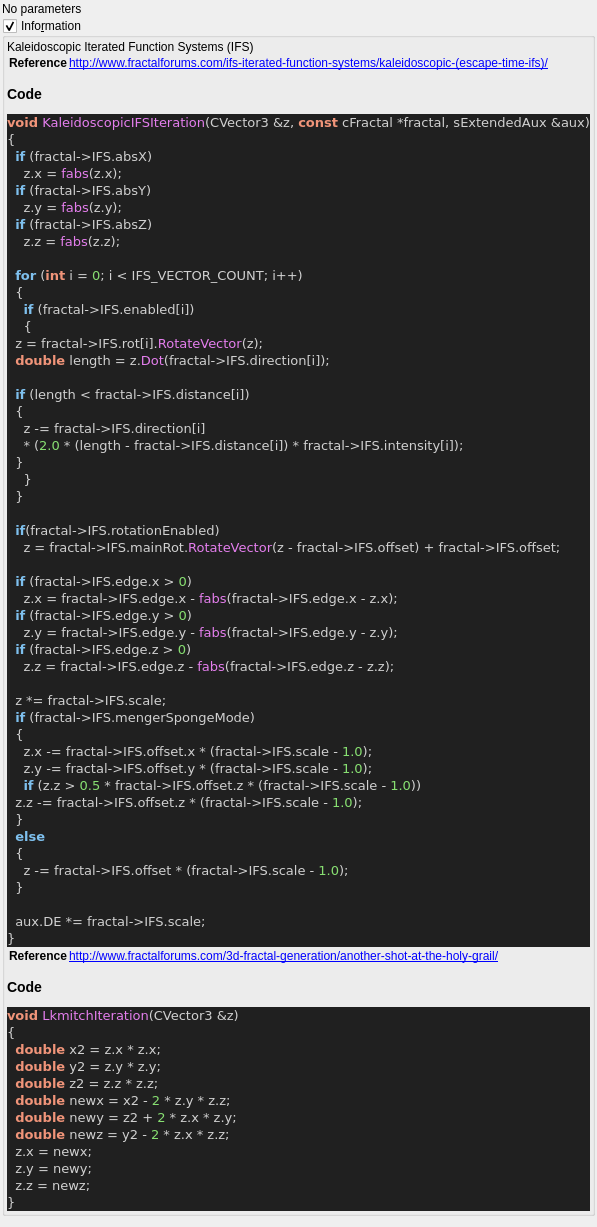
Above: mandelbulber2/qt_data/fractal_lkmitch.ui from buddhi1980/mandelbulber2 before the change. Below: the same form after it.
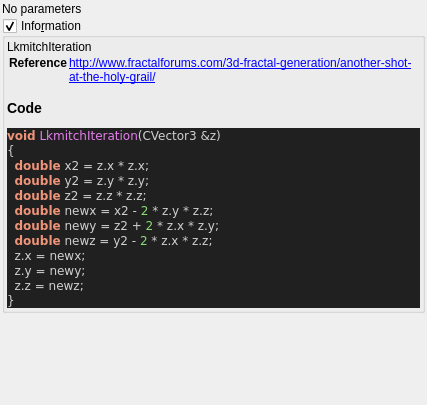
That is the form after the change. Custom widgets are drawn as their Qt base class.

```diff
--- a/mandelbulber2/qt_data/fractal_lkmitch.ui
+++ b/mandelbulber2/qt_data/fractal_lkmitch.ui
@@ -63,71 +63,7 @@
       <item>
        <widget class="QLabel" name="label_code_content">
         <property name="text">
-         <string>&lt;p&gt;Kaleidoscopic Iterated Function Systems (IFS)&lt;/p&gt;&lt;table&gt;
-&lt;tr&gt;&lt;th&gt;Reference&lt;/th&gt;&lt;td&gt;&lt;a href=&quot;http://www.fractalforums.com/ifs-iterated-function-systems/kaleidoscopic-(escape-time-ifs)/&quot;&gt;http://www.fractalforums.com/ifs-iterated-function-systems/kaleidoscopic-(escape-time-ifs)/&lt;/a&gt;&lt;/td&gt;&lt;/tr&gt;
-&lt;/table&gt;
-&lt;h3&gt;Code&lt;/h3&gt;
-&lt;!DOCTYPE HTML PUBLIC &quot;-//W3C//DTD HTML 4.0 Transitional//EN&quot;&gt;
-&lt;html&gt;
-&lt;head&gt;
-&lt;meta http-equiv=&quot;content-type&quot; content=&quot;text/html; charset=ISO-8859-1&quot;&gt;
-&lt;title&gt;Source file&lt;/title&gt;
-&lt;/head&gt;
-&lt;body style=&quot;background-color:#202020&quot;&gt;
-&lt;pre style=&quot;color:#d0d0d0; background-color:#202020; font-size:10pt; font-family:'Courier New';&quot;&gt;&lt;span style=&quot;color:#f09479; font-weight:bold&quot;&gt;void&lt;/span&gt; &lt;span style=&quot;color:#e47eed&quot;&gt;KaleidoscopicIFSIteration&lt;/span&gt;&lt;span style=&quot;color:#d0d0d0&quot;&gt;(&lt;/span&gt;CVector3 &lt;span style=&quot;color:#d0d0d0&quot;&gt;&amp;amp;&lt;/span&gt;z&lt;span style=&quot;color:#d0d0d0&quot;&gt;,&lt;/span&gt; &lt;span style=&quot;color:#f09479; font-weight:bold&quot;&gt;const&lt;/span&gt; cFractal &lt;span style=&quot;color:#d0d0d0&quot;&gt;*&lt;/span&gt;fractal&lt;span style=&quot;color:#d0d0d0&quot;&gt;,&lt;/span&gt; sExtendedAux &lt;span style=&quot;color:#d0d0d0&quot;&gt;&amp;amp;&lt;/span&gt;aux&lt;span style=&quot;color:#d0d0d0&quot;&gt;)&lt;/span&gt;
-&lt;span style=&quot;color:#d0d0d0&quot;&gt;{&lt;/span&gt;
-  &lt;span style=&quot;color:#7ec0ee; font-weight:bold&quot;&gt;if&lt;/span&gt; &lt;span style=&quot;color:#d0d0d0&quot;&gt;(&lt;/span&gt;fractal&lt;span style=&quot;color:#d0d0d0&quot;&gt;-&amp;gt;&lt;/span&gt;IFS&lt;span style=&quot;color:#d0d0d0&quot;&gt;.&lt;/span&gt;absX&lt;span style=&quot;color:#d0d0d0&quot;&gt;)&lt;/span&gt;
-    z&lt;span style=&quot;color:#d0d0d0&quot;&gt;.&lt;/span&gt;x &lt;span style=&quot;color:#d0d0d0&quot;&gt;=&lt;/span&gt; &lt;span style=&quot;color:#e47eed&quot;&gt;fabs&lt;/span&gt;&lt;span style=&quot;color:#d0d0d0&quot;&gt;(&lt;/span&gt;z&lt;span style=&quot;color:#d0d0d0&quot;&gt;.&lt;/span&gt;x&lt;span style=&quot;color:#d0d0d0&quot;&gt;);&lt;/span&gt;
-  &lt;span style=&quot;color:#7ec0ee; font-weight:bold&quot;&gt;if&lt;/span&gt; &lt;span style=&quot;color:#d0d0d0&quot;&gt;(&lt;/span&gt;fractal&lt;span style=&quot;color:#d0d0d0&quot;&gt;-&amp;gt;&lt;/span&gt;IFS&lt;span style=&quot;color:#d0d0d0&quot;&gt;.&lt;/span&gt;absY&lt;span style=&quot;color:#d0d0d0&quot;&gt;)&lt;/span&gt;
-    z&lt;span style=&quot;color:#d0d0d0&quot;&gt;.&lt;/span&gt;y &lt;span style=&quot;color:#d0d0d0&quot;&gt;=&lt;/span&gt; &lt;span style=&quot;color:#e47eed&quot;&gt;fabs&lt;/span&gt;&lt;span style=&quot;color:#d0d0d0&quot;&gt;(&lt;/span&gt;z&lt;span style=&quot;color:#d0d0d0&quot;&gt;.&lt;/span&gt;y&lt;span style=&quot;color:#d0d0d0&quot;&gt;);&lt;/span&gt;
-  &lt;span style=&quot;color:#7ec0ee; font-weight:bold&quot;&gt;if&lt;/span&gt; &lt;span style=&quot;color:#d0d0d0&quot;&gt;(&lt;/span&gt;fractal&lt;span style=&quot;color:#d0d0d0&quot;&gt;-&amp;gt;&lt;/span&gt;IFS&lt;span style=&quot;color:#d0d0d0&quot;&gt;.&lt;/span&gt;absZ&lt;span style=&quot;color:#d0d0d0&quot;&gt;)&lt;/span&gt;
-    z&lt;span style=&quot;color:#d0d0d0&quot;&gt;.&lt;/span&gt;z &lt;span style=&quot;color:#d0d0d0&quot;&gt;=&lt;/span&gt; &lt;span style=&quot;color:#e47eed&quot;&gt;fabs&lt;/span&gt;&lt;span style=&quot;color:#d0d0d0&quot;&gt;(&lt;/span&gt;z&lt;span style=&quot;color:#d0d0d0&quot;&gt;.&lt;/span&gt;z&lt;span style=&quot;color:#d0d0d0&quot;&gt;);&lt;/span&gt;
-
-  &lt;span style=&quot;color:#7ec0ee; font-weight:bold&quot;&gt;for&lt;/span&gt; &lt;span style=&quot;color:#d0d0d0&quot;&gt;(&lt;/span&gt;&lt;span style=&quot;color:#f09479; font-weight:bold&quot;&gt;int&lt;/span&gt; i &lt;span style=&quot;color:#d0d0d0&quot;&gt;=&lt;/span&gt; &lt;span style=&quot;color:#87df71&quot;&gt;0&lt;/span&gt;&lt;span style=&quot;color:#d0d0d0&quot;&gt;;&lt;/span&gt; i &lt;span style=&quot;color:#d0d0d0&quot;&gt;&amp;lt;&lt;/span&gt; IFS_VECTOR_COUNT&lt;span style=&quot;color:#d0d0d0&quot;&gt;;&lt;/span&gt; i&lt;span style=&quot;color:#d0d0d0&quot;&gt;++)&lt;/span&gt;
-  &lt;span style=&quot;color:#d0d0d0&quot;&gt;{&lt;/span&gt;
-    &lt;span style=&quot;color:#7ec0ee; font-weight:bold&quot;&gt;if&lt;/span&gt; &lt;span style=&quot;color:#d0d0d0&quot;&gt;(&lt;/span&gt;fractal&lt;span style=&quot;color:#d0d0d0&quot;&gt;-&amp;gt;&lt;/span&gt;IFS&lt;span style=&quot;color:#d0d0d0&quot;&gt;.&lt;/span&gt;enabled&lt;span style=&quot;color:#d0d0d0&quot;&gt;[&lt;/span&gt;i&lt;span style=&quot;color:#d0d0d0&quot;&gt;])&lt;/span&gt;
-    &lt;span style=&quot;color:#d0d0d0&quot;&gt;{&lt;/span&gt;
-  z &lt;span style=&quot;color:#d0d0d0&quot;&gt;=&lt;/span&gt; fractal&lt;span style=&quot;color:#d0d0d0&quot;&gt;-&amp;gt;&lt;/span&gt;IFS&lt;span style=&quot;color:#d0d0d0&quot;&gt;.&lt;/span&gt;rot&lt;span style=&quot;color:#d0d0d0&quot;&gt;[&lt;/span&gt;i&lt;span style=&quot;color:#d0d0d0&quot;&gt;].&lt;/span&gt;&lt;span style=&quot;color:#e47eed&quot;&gt;RotateVector&lt;/span&gt;&lt;span style=&quot;color:#d0d0d0&quot;&gt;(&lt;/span&gt;z&lt;span style=&quot;color:#d0d0d0&quot;&gt;);&lt;/span&gt;
-  &lt;span style=&quot;color:#f09479; font-weight:bold&quot;&gt;double&lt;/span&gt; length &lt;span style=&quot;color:#d0d0d0&quot;&gt;=&lt;/span&gt; z&lt;span style=&quot;color:#d0d0d0&quot;&gt;.&lt;/span&gt;&lt;span style=&quot;color:#e47eed&quot;&gt;Dot&lt;/span&gt;&lt;span style=&quot;color:#d0d0d0&quot;&gt;(&lt;/span&gt;fractal&lt;span style=&quot;color:#d0d0d0&quot;&gt;-&amp;gt;&lt;/span&gt;IFS&lt;span style=&quot;color:#d0d0d0&quot;&gt;.&lt;/span&gt;direction&lt;span style=&quot;color:#d0d0d0&quot;&gt;[&lt;/span&gt;i&lt;span style=&quot;color:#d0d0d0&quot;&gt;]);&lt;/span&gt;
-
-  &lt;span style=&quot;color:#7ec0ee; font-weight:bold&quot;&gt;if&lt;/span&gt; &lt;span style=&quot;color:#d0d0d0&quot;&gt;(&lt;/span&gt;length &lt;span style=&quot;color:#d0d0d0&quot;&gt;&amp;lt;&lt;/span&gt; fractal&lt;span style=&quot;color:#d0d0d0&quot;&gt;-&amp;gt;&lt;/span&gt;IFS&lt;span style=&quot;color:#d0d0d0&quot;&gt;.&lt;/span&gt;distance&lt;span style=&quot;color:#d0d0d0&quot;&gt;[&lt;/span&gt;i&lt;span style=&quot;color:#d0d0d0&quot;&gt;])&lt;/span&gt;
-  &lt;span style=&quot;color:#d0d0d0&quot;&gt;{&lt;/span&gt;
-    z &lt;span style=&quot;color:#d0d0d0&quot;&gt;-=&lt;/span&gt; fractal&lt;span style=&quot;color:#d0d0d0&quot;&gt;-&amp;gt;&lt;/span&gt;IFS&lt;span style=&quot;color:#d0d0d0&quot;&gt;.&lt;/span&gt;direction&lt;span style=&quot;color:#d0d0d0&quot;&gt;[&lt;/span&gt;i&lt;span style=&quot;color:#d0d0d0&quot;&gt;]&lt;/span&gt;
-    &lt;span style=&quot;color:#d0d0d0&quot;&gt;* (&lt;/span&gt;&lt;span style=&quot;color:#87df71&quot;&gt;2.0&lt;/span&gt; &lt;span style=&quot;color:#d0d0d0&quot;&gt;* (&lt;/span&gt;length &lt;span style=&quot;color:#d0d0d0&quot;&gt;-&lt;/span&gt; fractal&lt;span style=&quot;color:#d0d0d0&quot;&gt;-&amp;gt;&lt;/span&gt;IFS&lt;span style=&quot;color:#d0d0d0&quot;&gt;.&lt;/span&gt;distance&lt;span style=&quot;color:#d0d0d0&quot;&gt;[&lt;/span&gt;i&lt;span style=&quot;color:#d0d0d0&quot;&gt;]) *&lt;/span&gt; fractal&lt;span style=&quot;color:#d0d0d0&quot;&gt;-&amp;gt;&lt;/span&gt;IFS&lt;span style=&quot;color:#d0d0d0&quot;&gt;.&lt;/span&gt;intensity&lt;span style=&quot;color:#d0d0d0&quot;&gt;[&lt;/span&gt;i&lt;span style=&quot;color:#d0d0d0&quot;&gt;]);&lt;/span&gt;
-  &lt;span style=&quot;color:#d0d0d0&quot;&gt;}&lt;/span&gt;
-    &lt;span style=&quot;color:#d0d0d0&quot;&gt;}&lt;/span&gt;
-  &lt;span style=&quot;color:#d0d0d0&quot;&gt;}&lt;/span&gt;
-
-  &lt;span style=&quot;color:#7ec0ee; font-weight:bold&quot;&gt;if&lt;/span&gt;&lt;span style=&quot;color:#d0d0d0&quot;&gt;(&lt;/span&gt;fractal&lt;span style=&quot;color:#d0d0d0&quot;&gt;-&amp;gt;&lt;/span&gt;IFS&lt;span style=&quot;color:#d0d0d0&quot;&gt;.&lt;/span&gt;rotationEnabled&lt;span style=&quot;color:#d0d0d0&quot;&gt;)&lt;/span&gt;
-    z &lt;span style=&quot;color:#d0d0d0&quot;&gt;=&lt;/span&gt; fractal&lt;span style=&quot;color:#d0d0d0&quot;&gt;-&amp;gt;&lt;/span&gt;IFS&lt;span style=&quot;color:#d0d0d0&quot;&gt;.&lt;/span&gt;mainRot&lt;span style=&quot;color:#d0d0d0&quot;&gt;.&lt;/span&gt;&lt;span style=&quot;color:#e47eed&quot;&gt;RotateVector&lt;/span&gt;&lt;span style=&quot;color:#d0d0d0&quot;&gt;(&lt;/span&gt;z &lt;span style=&quot;color:#d0d0d0&quot;&gt;-&lt;/span&gt; fractal&lt;span style=&quot;color:#d0d0d0&quot;&gt;-&amp;gt;&lt;/span&gt;IFS&lt;span style=&quot;color:#d0d0d0&quot;&gt;.&lt;/span&gt;offset&lt;span style=&quot;color:#d0d0d0&quot;&gt;) +&lt;/span&gt; fractal&lt;span style=&quot;color:#d0d0d0&quot;&gt;-&amp;gt;&lt;/span&gt;IFS&lt;span style=&quot;color:#d0d0d0&quot;&gt;.&lt;/span&gt;offset&lt;span style=&quot;color:#d0d0d0&quot;&gt;;&lt;/span&gt;
-
-  &lt;span style=&quot;color:#7ec0ee; font-weight:bold&quot;&gt;if&lt;/span&gt; &lt;span style=&quot;color:#d0d0d0&quot;&gt;(&lt;/span&gt;fractal&lt;span style=&quot;color:#d0d0d0&quot;&gt;-&amp;gt;&lt;/span&gt;IFS&lt;span style=&quot;color:#d0d0d0&quot;&gt;.&lt;/span&gt;edge&lt;span style=&quot;color:#d0d0d0&quot;&gt;.&lt;/span&gt;x &lt;span style=&quot;color:#d0d0d0&quot;&gt;&amp;gt;&lt;/span&gt; &lt;span style=&quot;color:#87df71&quot;&gt;0&lt;/span&gt;&lt;span style=&quot;color:#d0d0d0&quot;&gt;)&lt;/span&gt;
-    z&lt;span style=&quot;color:#d0d0d0&quot;&gt;.&lt;/span&gt;x &lt;span style=&quot;color:#d0d0d0&quot;&gt;=&lt;/span&gt; fractal&lt;span style=&quot;color:#d0d0d0&quot;&gt;-&amp;gt;&lt;/span&gt;IFS&lt;span style=&quot;color:#d0d0d0&quot;&gt;.&lt;/span&gt;edge&lt;span style=&quot;color:#d0d0d0&quot;&gt;.&lt;/span&gt;x &lt;span style=&quot;color:#d0d0d0&quot;&gt;-&lt;/span&gt; &lt;span style=&quot;color:#e47eed&quot;&gt;fabs&lt;/span&gt;&lt;span style=&quot;color:#d0d0d0&quot;&gt;(&lt;/span&gt;fractal&lt;span style=&quot;color:#d0d0d0&quot;&gt;-&amp;gt;&lt;/span&gt;IFS&lt;span style=&quot;color:#d0d0d0&quot;&gt;.&lt;/span&gt;edge&lt;span style=&quot;color:#d0d0d0&quot;&gt;.&lt;/span&gt;x &lt;span style=&quot;color:#d0d0d0&quot;&gt;-&lt;/span&gt; z&lt;span style=&quot;color:#d0d0d0&quot;&gt;.&lt;/span&gt;x&lt;span style=&quot;color:#d0d0d0&quot;&gt;);&lt;/span&gt;
-  &lt;span style=&quot;color:#7ec0ee; font-weight:bold&quot;&gt;if&lt;/span&gt; &lt;span style=&quot;color:#d0d0d0&quot;&gt;(&lt;/span&gt;fractal&lt;span style=&quot;color:#d0d0d0&quot;&gt;-&amp;gt;&lt;/span&gt;IFS&lt;span style=&quot;color:#d0d0d0&quot;&gt;.&lt;/span&gt;edge&lt;span style=&quot;color:#d0d0d0&quot;&gt;.&lt;/span&gt;y &lt;span style=&quot;color:#d0d0d0&quot;&gt;&amp;gt;&lt;/span&gt; &lt;span style=&quot;color:#87df71&quot;&gt;0&lt;/span&gt;&lt;span style=&quot;color:#d0d0d0&quot;&gt;)&lt;/span&gt;
-    z&lt;span style=&quot;color:#d0d0d0&quot;&gt;.&lt;/span&gt;y &lt;span style=&quot;color:#d0d0d0&quot;&gt;=&lt;/span&gt; fractal&lt;span style=&quot;color:#d0d0d0&quot;&gt;-&amp;gt;&lt;/span&gt;IFS&lt;span style=&quot;color:#d0d0d0&quot;&gt;.&lt;/span&gt;edge&lt;span style=&quot;color:#d0d0d0&quot;&gt;.&lt;/span&gt;y &lt;span style=&quot;color:#d0d0d0&quot;&gt;-&lt;/span&gt; &lt;span style=&quot;color:#e47eed&quot;&gt;fabs&lt;/span&gt;&lt;span style=&quot;color:#d0d0d0&quot;&gt;(&lt;/span&gt;fractal&lt;span style=&quot;color:#d0d0d0&quot;&gt;-&amp;gt;&lt;/span&gt;IFS&lt;span style=&quot;color:#d0d0d0&quot;&gt;.&lt;/span&gt;edge&lt;span style=&quot;color:#d0d0d0&quot;&gt;.&lt;/span&gt;y &lt;span style=&quot;color:#d0d0d0&quot;&gt;-&lt;/span&gt; z&lt;span style=&quot;color:#d0d0d0&quot;&gt;.&lt;/span&gt;y&lt;span style=&quot;color:#d0d0d0&quot;&gt;);&lt;/span&gt;
-  &lt;span style=&quot;color:#7ec0ee; font-weight:bold&quot;&gt;if&lt;/span&gt; &lt;span style=&quot;color:#d0d0d0&quot;&gt;(&lt;/span&gt;fractal&lt;span style=&quot;color:#d0d0d0&quot;&gt;-&amp;gt;&lt;/span&gt;IFS&lt;span style=&quot;color:#d0d0d0&quot;&gt;.&lt;/span&gt;edge&lt;span style=&quot;color:#d0d0d0&quot;&gt;.&lt;/span&gt;z &lt;span style=&quot;color:#d0d0d0&quot;&gt;&amp;gt;&lt;/span&gt; &lt;span style=&quot;color:#87df71&quot;&gt;0&lt;/span&gt;&lt;span style=&quot;color:#d0d0d0&quot;&gt;)&lt;/span&gt;
-    z&lt;span style=&quot;color:#d0d0d0&quot;&gt;.&lt;/span&gt;z &lt;span style=&quot;color:#d0d0d0&quot;&gt;=&lt;/span&gt; fractal&lt;span style=&quot;color:#d0d0d0&quot;&gt;-&amp;gt;&lt;/span&gt;IFS&lt;span style=&quot;color:#d0d0d0&quot;&gt;.&lt;/span&gt;edge&lt;span style=&quot;color:#d0d0d0&quot;&gt;.&lt;/span&gt;z &lt;span style=&quot;color:#d0d0d0&quot;&gt;-&lt;/span&gt; &lt;span style=&quot;color:#e47eed&quot;&gt;fabs&lt;/span&gt;&lt;span style=&quot;color:#d0d0d0&quot;&gt;(&lt;/span&gt;fractal&lt;span style=&quot;color:#d0d0d0&quot;&gt;-&amp;gt;&lt;/span&gt;IFS&lt;span style=&quot;color:#d0d0d0&quot;&gt;.&lt;/span&gt;edge&lt;span style=&quot;color:#d0d0d0&quot;&gt;.&lt;/span&gt;z &lt;span style=&quot;color:#d0d0d0&quot;&gt;-&lt;/span&gt; z&lt;span style=&quot;color:#d0d0d0&quot;&gt;.&lt;/span&gt;z&lt;span style=&quot;color:#d0d0d0&quot;&gt;);&lt;/span&gt;
-
-  z &lt;span style=&quot;color:#d0d0d0&quot;&gt;*=&lt;/span&gt; fractal&lt;span style=&quot;color:#d0d0d0&quot;&gt;-&amp;gt;&lt;/span&gt;IFS&lt;span style=&quot;color:#d0d0d0&quot;&gt;.&lt;/span&gt;scale&lt;span style=&quot;color:#d0d0d0&quot;&gt;;&lt;/span&gt;
-  &lt;span style=&quot;color:#7ec0ee; font-weight:bold&quot;&gt;if&lt;/span&gt; &lt;span style=&quot;color:#d0d0d0&quot;&gt;(&lt;/span&gt;fractal&lt;span style=&quot;color:#d0d0d0&quot;&gt;-&amp;gt;&lt;/span&gt;IFS&lt;span style=&quot;color:#d0d0d0&quot;&gt;.&lt;/span&gt;mengerSpongeMode&lt;span style=&quot;color:#d0d0d0&quot;&gt;)&lt;/span&gt;
-  &lt;span style=&quot;color:#d0d0d0&quot;&gt;{&lt;/span&gt;
-    z&lt;span style=&quot;color:#d0d0d0&quot;&gt;.&lt;/span&gt;x &lt;span style=&quot;color:#d0d0d0&quot;&gt;-=&lt;/span&gt; fractal&lt;span style=&quot;color:#d0d0d0&quot;&gt;-&amp;gt;&lt;/span&gt;IFS&lt;span style=&quot;color:#d0d0d0&quot;&gt;.&lt;/span&gt;offset&lt;span style=&quot;color:#d0d0d0&quot;&gt;.&lt;/span&gt;x &lt;span style=&quot;color:#d0d0d0&quot;&gt;* (&lt;/span&gt;fractal&lt;span style=&quot;color:#d0d0d0&quot;&gt;-&amp;gt;&lt;/span&gt;IFS&lt;span style=&quot;color:#d0d0d0&quot;&gt;.&lt;/span&gt;scale &lt;span style=&quot;color:#d0d0d0&quot;&gt;-&lt;/span&gt; &lt;span style=&quot;color:#87df71&quot;&gt;1.0&lt;/span&gt;&lt;span style=&quot;color:#d0d0d0&quot;&gt;);&lt;/span&gt;
-    z&lt;span style=&quot;color:#d0d0d0&quot;&gt;.&lt;/span&gt;y &lt;span style=&quot;color:#d0d0d0&quot;&gt;-=&lt;/span&gt; fractal&lt;span style=&quot;color:#d0d0d0&quot;&gt;-&amp;gt;&lt;/span&gt;IFS&lt;span style=&quot;color:#d0d0d0&quot;&gt;.&lt;/span&gt;offset&lt;span style=&quot;color:#d0d0d0&quot;&gt;.&lt;/span&gt;y &lt;span style=&quot;color:#d0d0d0&quot;&gt;* (&lt;/span&gt;fractal&lt;span style=&quot;color:#d0d0d0&quot;&gt;-&amp;gt;&lt;/span&gt;IFS&lt;span style=&quot;color:#d0d0d0&quot;&gt;.&lt;/span&gt;scale &lt;span style=&quot;color:#d0d0d0&quot;&gt;-&lt;/span&gt; &lt;span style=&quot;color:#87df71&quot;&gt;1.0&lt;/span&gt;&lt;span style=&quot;color:#d0d0d0&quot;&gt;);&lt;/span&gt;
-    &lt;span style=&quot;color:#7ec0ee; font-weight:bold&quot;&gt;if&lt;/span&gt; &lt;span style=&quot;color:#d0d0d0&quot;&gt;(&lt;/span&gt;z&lt;span style=&quot;color:#d0d0d0&quot;&gt;.&lt;/span&gt;z &lt;span style=&quot;color:#d0d0d0&quot;&gt;&amp;gt;&lt;/span&gt; &lt;span style=&quot;color:#87df71&quot;&gt;0.5&lt;/span&gt; &lt;span style=&quot;color:#d0d0d0&quot;&gt;*&lt;/span&gt; fractal&lt;span style=&quot;color:#d0d0d0&quot;&gt;-&amp;gt;&lt;/span&gt;IFS&lt;span style=&quot;color:#d0d0d0&quot;&gt;.&lt;/span&gt;offset&lt;span style=&quot;color:#d0d0d0&quot;&gt;.&lt;/span&gt;z &lt;span style=&quot;color:#d0d0d0&quot;&gt;* (&lt;/span&gt;fractal&lt;span style=&quot;color:#d0d0d0&quot;&gt;-&amp;gt;&lt;/span&gt;IFS&lt;span style=&quot;color:#d0d0d0&quot;&gt;.&lt;/span&gt;scale &lt;span style=&quot;color:#d0d0d0&quot;&gt;-&lt;/span&gt; &lt;span style=&quot;color:#87df71&quot;&gt;1.0&lt;/span&gt;&lt;span style=&quot;color:#d0d0d0&quot;&gt;))&lt;/span&gt;
-  z&lt;span style=&quot;color:#d0d0d0&quot;&gt;.&lt;/span&gt;z &lt;span style=&quot;color:#d0d0d0&quot;&gt;-=&lt;/span&gt; fractal&lt;span style=&quot;color:#d0d0d0&quot;&gt;-&amp;gt;&lt;/span&gt;IFS&lt;span style=&quot;color:#d0d0d0&quot;&gt;.&lt;/span&gt;offset&lt;span style=&quot;color:#d0d0d0&quot;&gt;.&lt;/span&gt;z &lt;span style=&quot;color:#d0d0d0&quot;&gt;* (&lt;/span&gt;fractal&lt;span style=&quot;color:#d0d0d0&quot;&gt;-&amp;gt;&lt;/span&gt;IFS&lt;span style=&quot;color:#d0d0d0&quot;&gt;.&lt;/span&gt;scale &lt;span style=&quot;color:#d0d0d0&quot;&gt;-&lt;/span&gt; &lt;span style=&quot;color:#87df71&quot;&gt;1.0&lt;/span&gt;&lt;span style=&quot;color:#d0d0d0&quot;&gt;);&lt;/span&gt;
-  &lt;span style=&quot;color:#d0d0d0&quot;&gt;}&lt;/span&gt;
-  &lt;span style=&quot;color:#7ec0ee; font-weight:bold&quot;&gt;else&lt;/span&gt;
-  &lt;span style=&quot;color:#d0d0d0&quot;&gt;{&lt;/span&gt;
-    z &lt;span style=&quot;color:#d0d0d0&quot;&gt;-=&lt;/span&gt; fractal&lt;span style=&quot;color:#d0d0d0&quot;&gt;-&amp;gt;&lt;/span&gt;IFS&lt;span style=&quot;color:#d0d0d0&quot;&gt;.&lt;/span&gt;offset &lt;span style=&quot;color:#d0d0d0&quot;&gt;* (&lt;/span&gt;fractal&lt;span style=&quot;color:#d0d0d0&quot;&gt;-&amp;gt;&lt;/span&gt;IFS&lt;span style=&quot;color:#d0d0d0&quot;&gt;.&lt;/span&gt;scale &lt;span style=&quot;color:#d0d0d0&quot;&gt;-&lt;/span&gt; &lt;span style=&quot;color:#87df71&quot;&gt;1.0&lt;/span&gt;&lt;span style=&quot;color:#d0d0d0&quot;&gt;);&lt;/span&gt;
-  &lt;span style=&quot;color:#d0d0d0&quot;&gt;}&lt;/span&gt;
-
-  aux&lt;span style=&quot;color:#d0d0d0&quot;&gt;.&lt;/span&gt;DE &lt;span style=&quot;color:#d0d0d0&quot;&gt;*=&lt;/span&gt; fractal&lt;span style=&quot;color:#d0d0d0&quot;&gt;-&amp;gt;&lt;/span&gt;IFS&lt;span style=&quot;color:#d0d0d0&quot;&gt;.&lt;/span&gt;scale&lt;span style=&quot;color:#d0d0d0&quot;&gt;;&lt;/span&gt;
-&lt;span style=&quot;color:#d0d0d0&quot;&gt;}&lt;/span&gt;
-&lt;/pre&gt;
-&lt;/body&gt;
-&lt;/html&gt;
-&lt;!--HTML generated by highlight 3.9, http://www.andre-simon.de/--&gt;
-&lt;table&gt;
+         <string>&lt;p&gt;LkmitchIteration&lt;/p&gt;&lt;table&gt;
 &lt;tr&gt;&lt;th&gt;Reference&lt;/th&gt;&lt;td&gt;&lt;a href=&quot;http://www.fractalforums.com/3d-fractal-generation/another-shot-at-the-holy-grail/&quot;&gt;http://www.fractalforums.com/3d-fractal-generation/another-shot-at-the-holy-grail/&lt;/a&gt;&lt;/td&gt;&lt;/tr&gt;
 &lt;/table&gt;
 &lt;h3&gt;Code&lt;/h3&gt;
@@ -138,7 +74,7 @@
 &lt;title&gt;Source file&lt;/title&gt;
 &lt;/head&gt;
 &lt;body style=&quot;background-color:#202020&quot;&gt;
-&lt;pre style=&quot;color:#d0d0d0; background-color:#202020; font-size:10pt; font-family:'Courier New';&quot;&gt;&lt;span style=&quot;color:#f09479; font-weight:bold&quot;&gt;void&lt;/span&gt; &lt;span style=&quot;color:#e47eed&quot;&gt;LkmitchIteration&lt;/span&gt;&lt;span style=&quot;color:#d0d0d0&quot;&gt;(&lt;/span&gt;CVector3 &lt;span style=&quot;color:#d0d0d0&quot;&gt;&amp;amp;&lt;/span&gt;z&lt;span style=&quot;color:#d0d0d0&quot;&gt;)&lt;/span&gt;
+&lt;pre style=&quot;color:#d0d0d0; background-color:#202020;  font-family:'Courier New';&quot;&gt;&lt;span style=&quot;color:#f09479; font-weight:bold&quot;&gt;void&lt;/span&gt; &lt;span style=&quot;color:#e47eed&quot;&gt;LkmitchIteration&lt;/span&gt;&lt;span style=&quot;color:#d0d0d0&quot;&gt;(&lt;/span&gt;CVector3 &lt;span style=&quot;color:#d0d0d0&quot;&gt;&amp;amp;&lt;/span&gt;z&lt;span style=&quot;color:#d0d0d0&quot;&gt;)&lt;/span&gt;
 &lt;span style=&quot;color:#d0d0d0&quot;&gt;{&lt;/span&gt;
   &lt;span style=&quot;color:#f09479; font-weight:bold&quot;&gt;double&lt;/span&gt; x2 &lt;span style=&quot;color:#d0d0d0&quot;&gt;=&lt;/span&gt; z&lt;span style=&quot;color:#d0d0d0&quot;&gt;.&lt;/span&gt;x &lt;span style=&quot;color:#d0d0d0&quot;&gt;*&lt;/span&gt; z&lt;span style=&quot;color:#d0d0d0&quot;&gt;.&lt;/span&gt;x&lt;span style=&quot;color:#d0d0d0&quot;&gt;;&lt;/span&gt;
   &lt;span style=&quot;color:#f09479; font-weight:bold&quot;&gt;double&lt;/span&gt; y2 &lt;span style=&quot;color:#d0d0d0&quot;&gt;=&lt;/span&gt; z&lt;span style=&quot;color:#d0d0d0&quot;&gt;.&lt;/span&gt;y &lt;span style=&quot;color:#d0d0d0&quot;&gt;*&lt;/span&gt; z&lt;span style=&quot;color:#d0d0d0&quot;&gt;.&lt;/span&gt;y&lt;span style=&quot;color:#d0d0d0&quot;&gt;;&lt;/span&gt;
```
